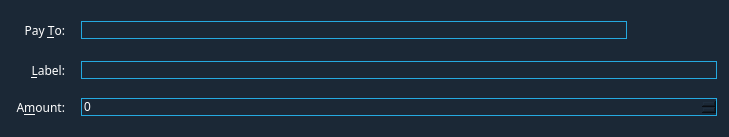
The window that src/qt/forms/sendcoinsentry.ui (KrvnoZrnce/MACDCoin) describes before a commit, drawn with Qt 5.
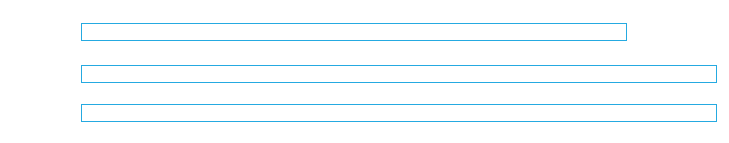
The same window after the commit. Icons and pictures are not drawn. Custom widgets are drawn as their Qt base class.

Commit message: added several icons, new background, changes in console and couple of other screens

```diff
--- a/src/qt/forms/sendcoinsentry.ui
+++ b/src/qt/forms/sendcoinsentry.ui
@@ -7,7 +7,7 @@
     <x>0</x>
     <y>0</y>
     <width>729</width>
-    <height>137</height>
+    <height>143</height>
    </rect>
   </property>
   <property name="windowTitle">
@@ -17,7 +17,7 @@
    <bool>false</bool>
   </property>
   <property name="styleSheet">
-   <string notr="true">background-color: rgb(27, 40, 54);
+   <string notr="true">background-color: rgba(27, 40, 54, 0);
 border-color:rgba(0, 0, 0, 0);
 border-width:1px;
 border-style:solid;</string>
```
The commit also changes 57 other files.
